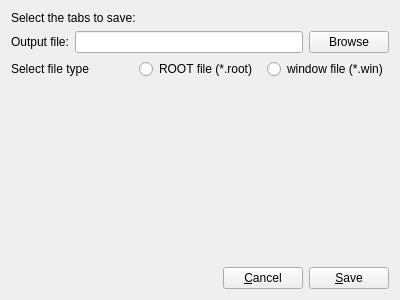
First picture: the form in main/spectra/src/SaveToRootDialog.ui, repository FRIBDAQ/SpecTcl, before the edit.
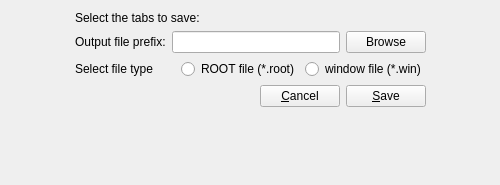
Second picture: the form after the edit.

Commit message:
Extends SaveToRootDialog, removes obsolete build
- SaveToRootDialog gains ability to write to win and root files

- RootFileReader is removed from the build as it should have been
  a few commits ago.

```diff
--- a/main/spectra/src/SaveToRootDialog.ui
+++ b/main/spectra/src/SaveToRootDialog.ui
@@ -6,13 +6,28 @@
    <rect>
     <x>0</x>
     <y>0</y>
-    <width>400</width>
-    <height>300</height>
+    <width>500</width>
+    <height>185</height>
    </rect>
   </property>
   <property name="windowTitle">
    <string>Form</string>
   </property>
+  <layout class="QHBoxLayout" name="horizontalLayout_5">
+   <item>
+    <spacer name="horizontalSpacer_2">
+     <property name="orientation">
+      <enum>Qt::Horizontal</enum>
+     </property>
+     <property name="sizeHint" stdset="0">
+      <size>
+       <width>51</width>
+       <height>20</height>
+      </size>
+     </property>
+    </spacer>
+   </item>
+   <item>
   <layout class="QVBoxLayout" name="verticalLayout">
    <item>
     <widget class="QLabel" name="pTopLabel">
@@ -26,7 +41,7 @@
      <item>
       <widget class="QLabel" name="pFileLabel">
        <property name="text">
-        <string>Output file:</string>
+          <string>Output file prefix:</string>
        </property>
        <property name="buddy">
         <cstring>pOutputPath</cstring>
@@ -70,19 +85,6 @@
      </item>
     </layout>
    </item>
-   <item>
-    <spacer name="verticalSpacer">
-     <property name="orientation">
-      <enum>Qt::Vertical</enum>
-     </property>
-     <property name="sizeHint" stdset="0">
-      <size>
-       <width>20</width>
-       <height>197</height>
-      </size>
-     </property>
-    </spacer>
-   </item>
    <item>
     <layout class="QHBoxLayout" name="horizontalLayout_3">
      <item>
@@ -117,6 +119,34 @@
       </layout>
      </item>
     </layout>
+     </item>
+     <item>
+      <spacer name="verticalSpacer">
+       <property name="orientation">
+        <enum>Qt::Vertical</enum>
+       </property>
+       <property name="sizeHint" stdset="0">
+        <size>
+         <width>20</width>
+         <height>197</height>
+        </size>
+       </property>
+      </spacer>
+     </item>
+    </layout>
+   </item>
+   <item>
+    <spacer name="horizontalSpacer_3">
+     <property name="orientation">
+      <enum>Qt::Horizontal</enum>
+     </property>
+     <property name="sizeHint" stdset="0">
+      <size>
+       <width>50</width>
+       <height>20</height>
+      </size>
+     </property>
+    </spacer>
    </item>
   </layout>
  </widget>
```
Left out of the diff: 6 changed lines with no effect on the pictures. Lines whose indentation alone changed are shown as unchanged. The commit also changes 3 other files.
